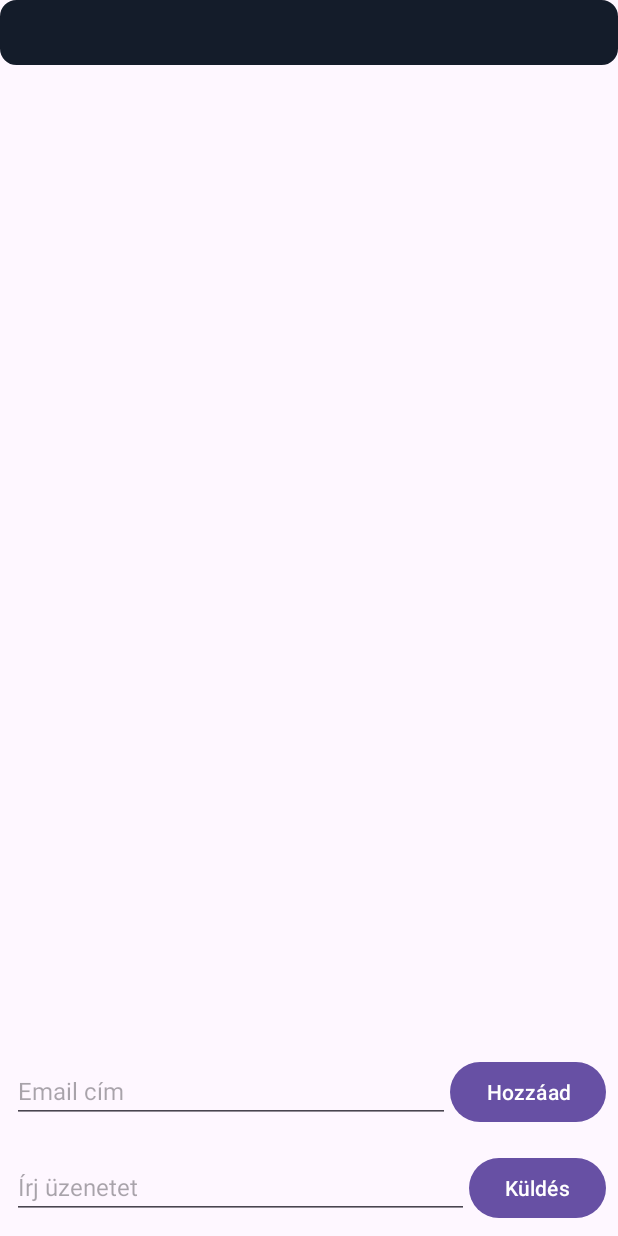
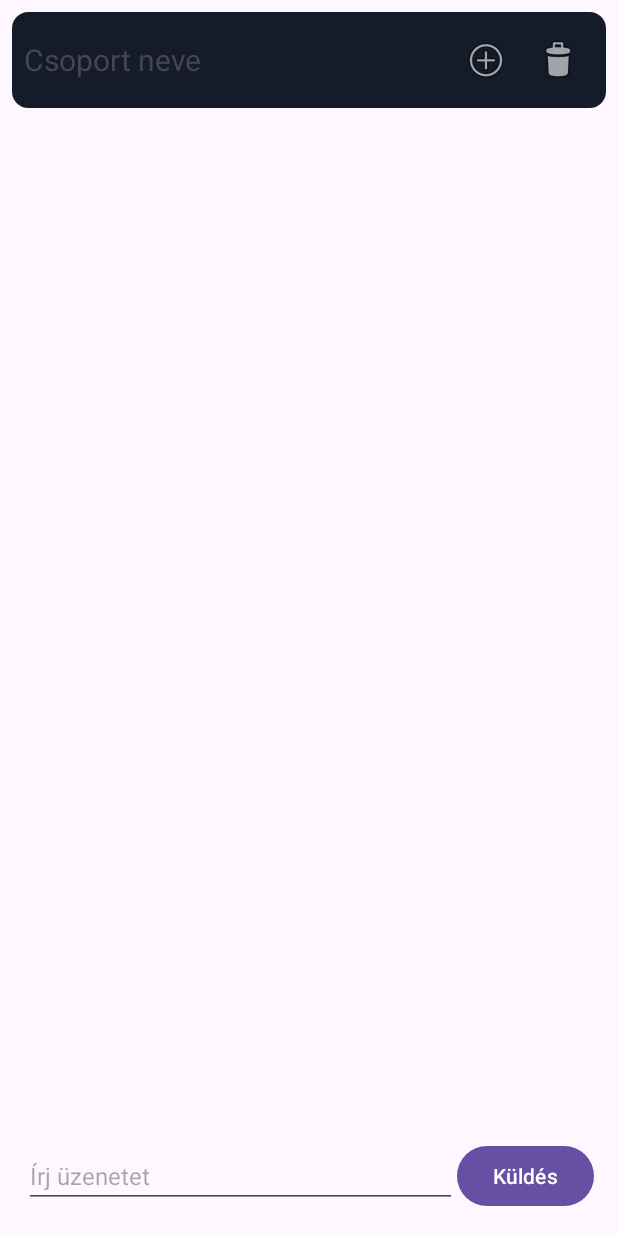
Before and after one commit to emilypetho/Bizchat, an Android app: the ChatActivity screen opened directly, with no data from a screen before it, on a phone screen of 412 x 824 dp. Run offline under Robolectric (Android 15) with nearby library versions, the phone set to English and light mode, and no system bars; our stand-ins replace CircleImageView.

Commit message:
addUserButton

```diff
--- a/android-client/app/src/main/java/com/pethoemilia/client/ChatActivity.java
+++ b/android-client/app/src/main/java/com/pethoemilia/client/ChatActivity.java
@@ -4,8 +4,11 @@ import android.content.Context;
 import android.content.SharedPreferences;
 import android.os.Bundle;
 import android.util.Log;
+import android.view.View;
 import android.widget.Button;
 import android.widget.EditText;
+import android.widget.ImageView;
+import android.widget.LinearLayout;
 import android.widget.TextView;
 import android.widget.Toast;
 
@@ -21,8 +24,6 @@ import com.pethoemilia.client.entity.Group;
 import com.pethoemilia.client.entity.Message;
 import com.pethoemilia.client.entity.User;
 
-import java.util.List;
-
 public class ChatActivity extends AppCompatActivity {
 
     private RecyclerView recyclerView;
@@ -33,6 +34,7 @@ public class ChatActivity extends AppCompatActivity {
     private Button buttonSend;
     private EditText editTextEmail;
     private Button buttonAddUser;
+    private LinearLayout addUserLayout;
 
     private Group currentGroup;
 
@@ -53,6 +55,10 @@ public class ChatActivity extends AppCompatActivity {
         buttonSend = findViewById(R.id.buttonSend);
         editTextEmail = findViewById(R.id.editTextEmail);
         buttonAddUser = findViewById(R.id.buttonAddUser);
+        addUserLayout = findViewById(R.id.add_user);
+
+        ImageView buttonToggleAddUser = findViewById(R.id.buttonAdd); // Plusz ikon
+        ImageView buttonDeleteGroup = findViewById(R.id.buttonDeleteGroup); // Kuka ikon
 
         currentGroup = getGroupFromSharedPreferences();
         if (currentGroup != null) {
@@ -74,8 +80,25 @@ public class ChatActivity extends AppCompatActivity {
             });
 
             buttonSend.setOnClickListener(v -> sendMessage());
+            buttonAddUser.setOnClickListener(v -> addUserByEmail());
+            buttonToggleAddUser.setOnClickListener(v -> {
+                if (addUserLayout.getVisibility() == View.GONE) {
+                    addUserLayout.setVisibility(View.VISIBLE);
+                    recyclerView.setVisibility(View.GONE);
+                    editTextMessage.setVisibility(View.GONE);
+                    buttonSend.setVisibility(View.GONE);
+                } else {
+                    addUserLayout.setVisibility(View.GONE);
+                    recyclerView.setVisibility(View.VISIBLE);
+                    editTextMessage.setVisibility(View.VISIBLE);
+                    buttonSend.setVisibility(View.VISIBLE);
+                }
+            });
 
-            buttonAddUser.setOnClickListener(v -> addUserByEmail());
+            buttonDeleteGroup.setOnClickListener(v -> {
+                Toast.makeText(this, "Csoport törlés funkció még nincs implementálva", Toast.LENGTH_SHORT).show();
+                // Ide jöhet a törlési logika, ha később szükséges
+            });
         }
     }
 
--- a/android-client/app/src/main/res/layout/activity_chat.xml
+++ b/android-client/app/src/main/res/layout/activity_chat.xml
@@ -1,57 +1,90 @@
 <?xml version="1.0" encoding="utf-8"?>
 <LinearLayout xmlns:android="http://schemas.android.com/apk/res/android"
+    android:id="@+id/add_user_layout"
     android:layout_width="match_parent"
     android:layout_height="match_parent"
-    android:orientation="vertical">
+    android:orientation="vertical"
+    android:padding="8dp">
 
+    <!-- Csoport neve + plusz + kuka ikon -->
     <LinearLayout
         android:id="@+id/chat_layout"
         android:layout_width="match_parent"
         android:layout_height="wrap_content"
         android:background="@drawable/edit_text_rounded_corner"
         android:backgroundTint="@color/chat_color_receiver"
-        android:padding="8dp">
+        android:padding="8dp"
+        android:orientation="horizontal"
+        android:gravity="center_vertical">
+
+        <!-- Csoportnév -->
         <TextView
             android:id="@+id/chat_name"
+            android:layout_width="0dp"
+            android:layout_height="wrap_content"
+            android:layout_weight="1"
+            android:textSize="20sp"
+            android:text="Csoport neve" />
+
+        <!-- Plusz ikon -->
+        <ImageView
+            android:id="@+id/buttonAdd"
             android:layout_width="wrap_content"
             android:layout_height="wrap_content"
-            android:textSize="20sp"/>
+            android:src="@android:drawable/ic_menu_add"
+            android:contentDescription="Felhasználó hozzáadása"
+            android:padding="8dp" />
+
+        <!-- Kuka ikon -->
+        <ImageView
+            android:id="@+id/buttonDeleteGroup"
+            android:layout_width="wrap_content"
+            android:layout_height="wrap_content"
+            android:src="@android:drawable/ic_menu_delete"
+            android:contentDescription="Csoport törlése"
+            android:padding="8dp" />
     </LinearLayout>
-
-    <androidx.recyclerview.widget.RecyclerView
-        android:id="@+id/recyclerView"
-        android:layout_width="match_parent"
-        android:layout_height="0dp"
-        android:layout_weight="1" />
-
-    <!-- Új tag hozzáadása email alapján -->
     <LinearLayout
         android:layout_width="match_parent"
         android:layout_height="wrap_content"
-        android:orientation="horizontal"
-        android:padding="8dp">
+        android:orientation="vertical"
+        android:padding="8dp"
+        android:visibility="gone"
+        android:id="@+id/add_user">
 
         <EditText
             android:id="@+id/editTextEmail"
-            android:layout_width="0dp"
+            android:layout_width="match_parent"
             android:layout_height="wrap_content"
-            android:layout_weight="1"
             android:hint="Email cím"
-            android:textSize="16sp"/>
+            android:inputType="textEmailAddress"
+            android:padding="8dp" />
 
         <Button
             android:id="@+id/buttonAddUser"
             android:layout_width="wrap_content"
             android:layout_height="wrap_content"
-            android:text="Hozzáad"/>
+            android:text="Hozzáadás"
+            android:layout_gravity="end"
+            android:padding="8dp"
+            android:layout_marginTop="4dp" />
     </LinearLayout>
 
-    <!-- Üzenet küldése -->
+    <!-- RecyclerView (üzenetek) -->
+    <androidx.recyclerview.widget.RecyclerView
+        android:id="@+id/recyclerView"
+        android:layout_width="match_parent"
+        android:layout_height="0dp"
+        android:layout_weight="1"
+        android:padding="4dp" />
+
+    <!-- Üzenet írás + küldés -->
     <LinearLayout
         android:layout_width="match_parent"
         android:layout_height="wrap_content"
         android:orientation="horizontal"
-        android:padding="8dp">
+        android:padding="8dp"
+        android:gravity="center_vertical">
 
         <EditText
             android:id="@+id/editTextMessage"
@@ -59,13 +92,12 @@
             android:layout_height="wrap_content"
             android:layout_weight="1"
             android:hint="Írj üzenetet"
-            android:textSize="16sp"/>
+            android:textSize="16sp" />
 
         <Button
             android:id="@+id/buttonSend"
             android:layout_width="wrap_content"
             android:layout_height="wrap_content"
-            android:text="Küldés"/>
+            android:text="Küldés" />
     </LinearLayout>
-
 </LinearLayout>
```
